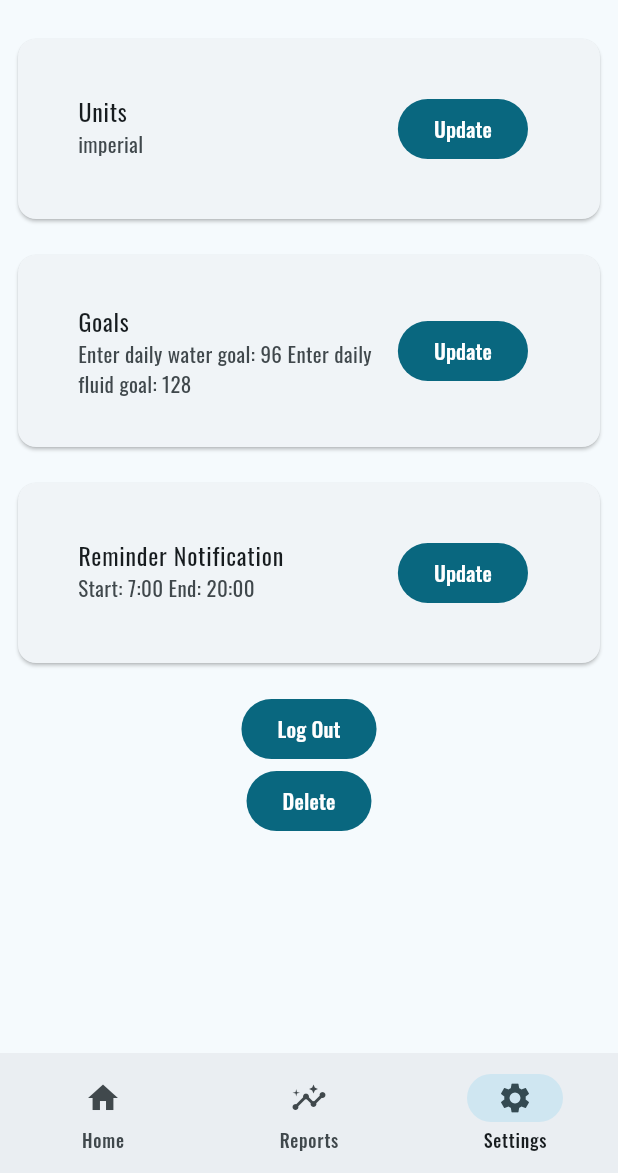
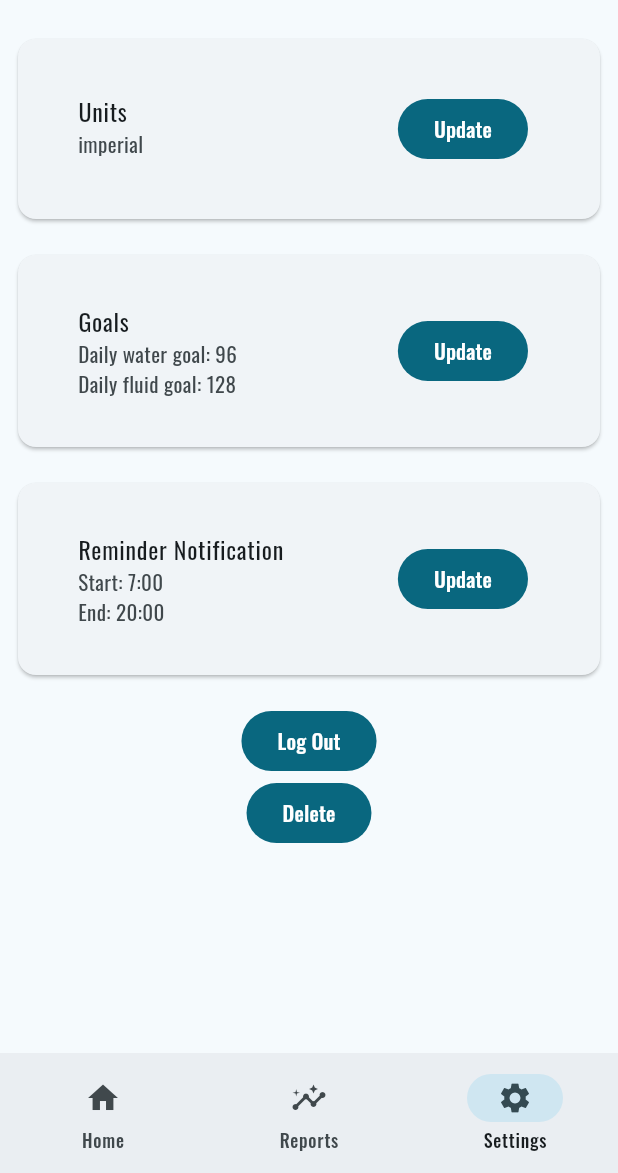
Before and after one commit to swsvindland/fitness-mobile, a Flutter app: the HomePage screen opened by its route, item 3 of the bottom bar chosen, on a phone screen of 412 x 824 dp, the part 63-1236 px from its top. Run offline on Flutter 3.47's test engine with Material 3 defaults, Android fonts, the phone set to English and light mode, and no system bars; our stand-ins replace carousel_slider, cloud_firestore, community_charts_flutter, firebase_analytics, firebase_auth, firebase_core and 6 more; missing offline and left inert: os_detect; accounts and stored records are empty; generated files the repository leaves out were written again; network calls fail.

Commit message:
update some strings

```diff
--- a/apps/water_track/lib/l10n/app_en.arb
+++ b/apps/water_track/lib/l10n/app_en.arb
@@ -20,9 +20,8 @@
     "drinkSize": "Drink Size",
     "imperial": "Imperial",
     "metric": "Metric",
-    "waterGoalField": "Enter daily water goal",
-    "fluidGoalField": "Enter daily fluid goal",
-    "drinkSizeField": "Enter your drink size",
+    "waterGoalField": "Daily water goal",
+    "fluidGoalField": "Daily fluid goal",
     "reminderNotification": "Reminder Notification",
     "start": "Start",
     "end": "End",
--- a/apps/water_track/lib/widgets/settings/goals/goal.dart
+++ b/apps/water_track/lib/widgets/settings/goals/goal.dart
@@ -30,8 +30,15 @@ class _GoalState extends State<Goal> {
         padding: const EdgeInsets.all(24),
         child: ListTile(
           title: Text(AppLocalizations.of(context)!.goals),
-          subtitle: Text(
-              "${AppLocalizations.of(context)!.waterGoalField}: ${preferences.waterGoal} ${AppLocalizations.of(context)!.fluidGoalField}: ${preferences.totalGoal}"),
+          subtitle: Column(
+            crossAxisAlignment: CrossAxisAlignment.start,
+            children: [
+              Text(
+                  "${AppLocalizations.of(context)!.waterGoalField}: ${preferences.waterGoal}"),
+              Text(
+                  "${AppLocalizations.of(context)!.fluidGoalField}: ${preferences.totalGoal}")
+            ],
+          ),
           trailing: FilledButton(
             onPressed: handleAction,
             child: Text(
--- a/apps/water_track/lib/widgets/settings/notification/notification.dart
+++ b/apps/water_track/lib/widgets/settings/notification/notification.dart
@@ -31,7 +31,15 @@ class _NotificationState extends State<Notifications> {
         padding: const EdgeInsets.all(24),
         child: ListTile(
           title: Text(AppLocalizations.of(context)!.reminderNotification),
-          subtitle: Text("Start: ${(preferences.start)}:00 End: ${(preferences.end)}:00"),
+          subtitle: Column(
+            crossAxisAlignment: CrossAxisAlignment.start,
+            children: [
+              Text(
+                  "${AppLocalizations.of(context)!.start}: ${preferences.start}:00"),
+              Text(
+                  "${AppLocalizations.of(context)!.end}: ${preferences.end}:00")
+            ],
+          ),
           trailing: FilledButton(
             onPressed: handleAction,
             child: Text(
```
